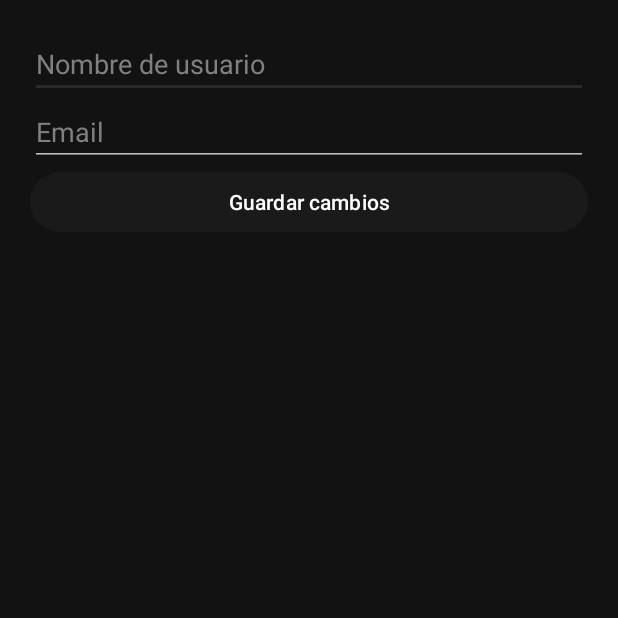
After one commit to Nico0105/GestorEntrenamientos, an Android app: the EditUserActivity screen opened directly, with no data from a screen before it, on a phone screen of 412 x 824 dp, the top half of it. The commit adds this screen. Run offline under Robolectric (Android 15) with nearby library versions, the phone set to English and light mode, and no system bars; our stand-ins replace Room's generated code; 2 statements that could not run were skipped.

Commit message:
CRUD usuarios, con Panel Admin

```diff
--- a/app/src/main/AndroidManifest.xml
+++ b/app/src/main/AndroidManifest.xml
@@ -12,6 +12,12 @@
         android:supportsRtl="true"
         android:theme="@style/Theme.GestorEntrenamientos"
         tools:targetApi="31">
+        <activity
+            android:name=".EditUserActivity"
+            android:exported="false" />
+        <activity
+            android:name=".AdminActivity"
+            android:exported="false" />
         <activity
             android:name=".CrearRutinaActivity"
             android:exported="false" />
--- /dev/null
+++ b/app/src/main/java/com/example/gestorentrenamientos/EditUserActivity.java
@@ -0,0 +1,64 @@
+package com.example.gestorentrenamientos;
+
+import android.os.Bundle;
+import android.widget.Button;
+import android.widget.EditText;
+import android.widget.Toast;
+
+import androidx.appcompat.app.AppCompatActivity;
+
+import com.example.gestorentrenamientos.database.AppDatabase;
+import com.example.gestorentrenamientos.database.DatabaseClient;
+import com.example.gestorentrenamientos.database.User;
+
+
+public class EditUserActivity extends AppCompatActivity {
+
+    private EditText txtUsername, txtEmail;
+    private Button btnGuardar;
+    private AppDatabase database;
+    private User user;
+
+    @Override
+    protected void onCreate(Bundle savedInstanceState) {
+        super.onCreate(savedInstanceState);
+        setContentView(R.layout.activity_edit_user);
+
+        txtUsername = findViewById(R.id.txtUsername);
+        txtEmail = findViewById(R.id.txtEmail);
+        btnGuardar = findViewById(R.id.btnGuardar);
+
+        database = DatabaseClient.getInstance(getApplicationContext()).getAppDatabase();
+
+        int userId = getIntent().getIntExtra("userId", -1);
+
+        // Cargar usuario
+        new Thread(() -> {
+            user = database.userDao().getUserById(userId);
+
+            runOnUiThread(() -> {
+                txtUsername.setText(user.getUsername());
+                txtEmail.setText(user.getEmail());
+            });
+
+        }).start();
+
+        btnGuardar.setOnClickListener(v -> updateUser());
+    }
+
+    private void updateUser(){
+        String newUsername = txtUsername.getText().toString();
+        String newEmail = txtEmail.getText().toString();
+
+        user.setUsername(newUsername);
+        user.setEmail(newEmail);
+
+        new Thread(() -> {
+            database.userDao().updateUser(user);
+            runOnUiThread(() -> {
+                Toast.makeText(this, "Usuario actualizado", Toast.LENGTH_SHORT).show();
+                finish();
+            });
+        }).start();
+    }
+}
--- /dev/null
+++ b/app/src/main/res/layout/activity_edit_user.xml
@@ -0,0 +1,26 @@
+<LinearLayout
+    xmlns:android="http://schemas.android.com/apk/res/android"
+    android:orientation="vertical"
+    android:padding="20dp"
+    android:layout_width="match_parent"
+    android:layout_height="match_parent">
+
+    <EditText
+        android:id="@+id/txtUsername"
+        android:hint="Nombre de usuario"
+        android:layout_width="match_parent"
+        android:layout_height="wrap_content"/>
+
+    <EditText
+        android:id="@+id/txtEmail"
+        android:hint="Email"
+        android:layout_width="match_parent"
+        android:layout_height="wrap_content"/>
+
+    <Button
+        android:id="@+id/btnGuardar"
+        android:text="Guardar cambios"
+        android:layout_width="match_parent"
+        android:layout_height="wrap_content"/>
+
+</LinearLayout>
```
Also changed, not shown: app/src/main/java/com/example/gestorentrenamientos/AdminActivity.java (added, +86 -0 lines), app/src/main/java/com/example/gestorentrenamientos/LoginActivity.java (+22 -1 lines), app/src/main/java/com/example/gestorentrenamientos/MainActivity.java (+17 -1 lines), app/src/main/java/com/example/gestorentrenamientos/UsersAdapter.java (added, +33 -0 lines), app/src/main/res/layout/activity_admin.xml (added, +18 -0 lines), app/src/main/res/layout/activity_main.xml (+16 -0 lines).
